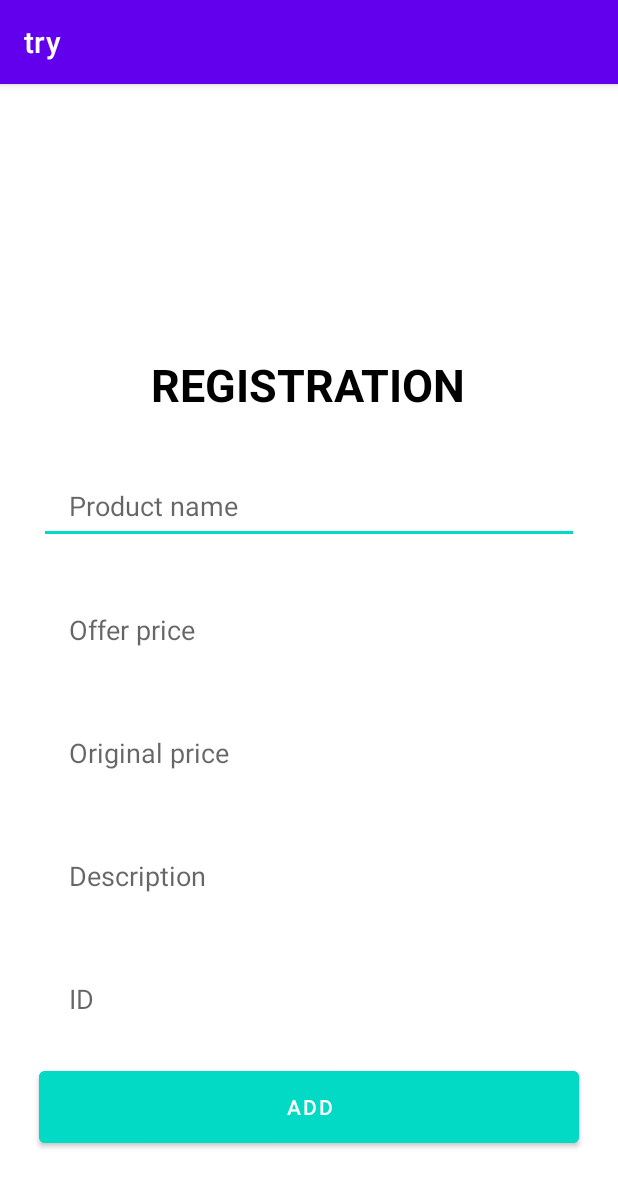
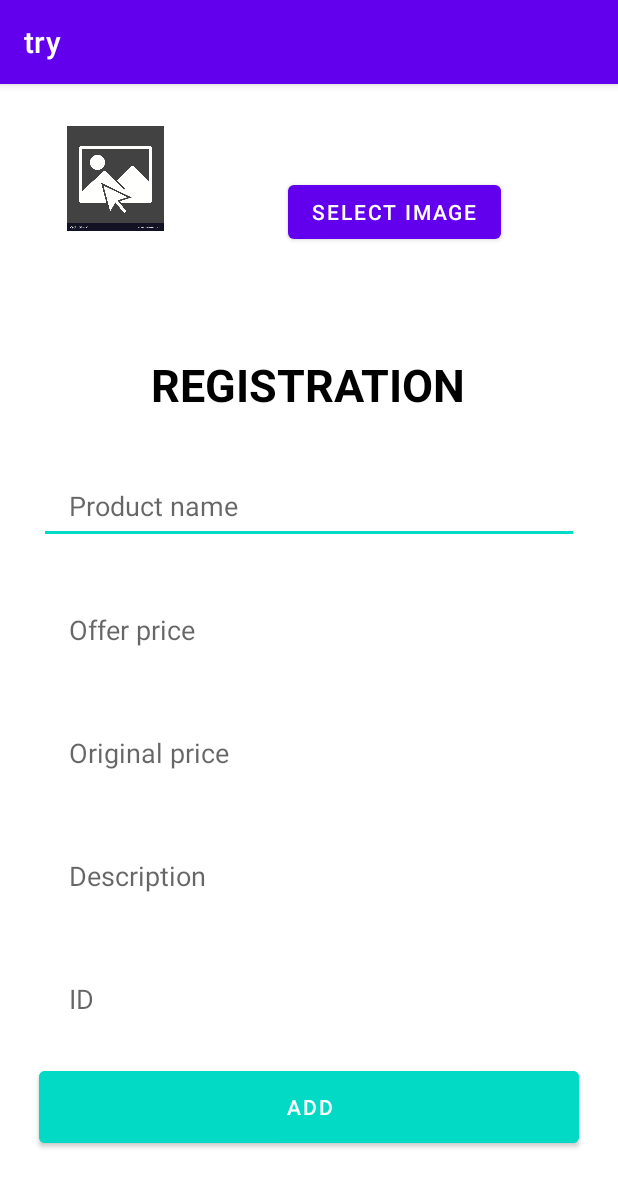
Before and after one commit to Ankit251/andr_project, an Android app: the Fetch screen opened directly, with no data from a screen before it, on a phone screen of 412 x 824 dp. Shown: the top 1187 px of the screen. Run offline under Robolectric (Android 15) with nearby library versions, the phone set to English and light mode, and no system bars; our stand-ins replace Firebase (no records; nobody signed in at launch, a user with empty details on screens opened directly).

Commit message:
image part  done

```diff
--- a/app/build.gradle
+++ b/app/build.gradle
@@ -37,15 +37,18 @@ dependencies {
     implementation 'com.google.android.material:material:1.4.0'
     implementation 'androidx.constraintlayout:constraintlayout:2.1.2'
     testImplementation 'junit:junit:4.+'
+
     androidTestImplementation 'androidx.test.ext:junit:1.1.3'
     androidTestImplementation 'androidx.test.espresso:espresso-core:3.4.0'
     implementation platform('com.google.firebase:firebase-bom:29.0.3')
     implementation 'com.google.firebase:firebase-database'
     implementation 'com.github.ibrahimsn98:SmoothBottomBar:1.7.8'
-
+    implementation 'com.squareup.picasso:picasso:2.71828'
     implementation 'me.dm7.barcodescanner:zxing:1.9.13'
     implementation 'com.karumi:dexter:6.2.2'
 
 
     implementation 'com.github.iammert:ReadableBottomBar:0.2'
+    implementation platform('com.google.firebase:firebase-bom:29.0.3')
+    implementation 'com.google.firebase:firebase-storage'
 }
--- a/app/src/main/java/com/example/atry/Fetch.java
+++ b/app/src/main/java/com/example/atry/Fetch.java
@@ -1,30 +1,42 @@
 package com.example.atry;
 
+import androidx.activity.result.ActivityResultCallback;
+import androidx.activity.result.ActivityResultLauncher;
+import androidx.activity.result.contract.ActivityResultContracts;
 import androidx.annotation.NonNull;
 import androidx.appcompat.app.AppCompatActivity;
 
+import android.net.Uri;
 import android.os.Bundle;
 import android.view.View;
 import android.widget.Button;
+import android.widget.ImageView;
 import android.widget.TextView;
 import android.widget.Toast;
 
 import com.example.atry.databinding.ActivityMainBinding;
 import com.google.android.gms.tasks.OnCompleteListener;
+import com.google.android.gms.tasks.OnSuccessListener;
 import com.google.android.gms.tasks.Task;
 import com.google.firebase.database.DataSnapshot;
 import com.google.firebase.database.DatabaseError;
 import com.google.firebase.database.DatabaseReference;
 import com.google.firebase.database.FirebaseDatabase;
 import com.google.firebase.database.ValueEventListener;
+import com.google.firebase.storage.FirebaseStorage;
+import com.google.firebase.storage.StorageReference;
+import com.google.firebase.storage.UploadTask;
 
 public class Fetch extends AppCompatActivity {
     ActivityMainBinding binding;
     TextView firstname, lastname, agee, username, pi;
-    String firstName,lastName,age,userName,pd;
+    String firstName,lastName,age,userName,pd,imagg;
     FirebaseDatabase db;
     DatabaseReference reference;
-    Button btn;
+    FirebaseStorage storage;
+    Button btn,btn2;
+    ImageView img;
+    ActivityResultLauncher<String> launcher;
     @Override
     protected void onCreate(Bundle savedInstanceState) {
         super.onCreate(savedInstanceState);
@@ -35,18 +47,60 @@ public class Fetch extends AppCompatActivity {
         agee = findViewById(R.id.age);
         username = findViewById(R.id.userName);
         pi = findViewById(R.id.pid);
+        img = findViewById(R.id.imageView3);
         btn = findViewById(R.id.registerBtn);
-
+        storage = FirebaseStorage.getInstance();
+        btn2 = findViewById(R.id.button3);
+        launcher=registerForActivityResult(new ActivityResultContracts.GetContent(),
+                new ActivityResultCallback<Uri>() {
+                    @Override
+                    public void onActivityResult(Uri result) {
+                        img.setImageURI(result);
+                        final StorageReference reference = storage.getReference().child("image");
+                        reference.putFile(result).addOnSuccessListener(new OnSuccessListener<UploadTask.TaskSnapshot>() {
+                            @Override
+                            public void onSuccess(UploadTask.TaskSnapshot taskSnapshot) {
+                                reference.getDownloadUrl().addOnSuccessListener(new OnSuccessListener<Uri>() {
+                                    @Override
+                                    public void onSuccess(Uri uri) {
+                                        imagg = uri.toString();
+                                    }
+                                });
+                            }
+                        });
+                    }
+                });
+//        launcher = registerForActivityResult(new ActivityResultContracts.GetContent(),
+//                new ActivityResultCallback<Uri>() {
+//                    @Override
+//                    public void onActivityResult(Uri result) {
+//                        img.setImageURI(result);
+//                        final StorageReference reference = storage.getReference().child("image");
+//                        reference.putFile(result).addOnSuccessListener(new OnSuccessListener<UploadTask.TaskSnapshot>() {
+//                            @Override
+//                            public void onSuccess(UploadTask.TaskSnapshot taskSnapshot) {
+//                                btn.setOnClickListener(new View.OnClickListener() {
+//                                    @Override
+//                                    public void onClick(View v) {
+//
+//                                    }
+//                                });
+//                            }
+//                        });
+//                    }
+//                });
         btn.setOnClickListener(new View.OnClickListener() {
             @Override
             public void onClick(View v) {
+
                 firstName = firstname.getText().toString();
                 lastName = lastname.getText().toString();
                 age = agee.getText().toString();
                 userName = username.getText().toString();
                 pd = pi.getText().toString();
+
                 if (!firstName.isEmpty() && !lastName.isEmpty() && !age.isEmpty() && !userName.isEmpty()){
-                    Items users = new Items(firstName,lastName,age,userName,pd);
+                    Items users = new Items(firstName,lastName,age,userName,pd,imagg);
 
                     db = FirebaseDatabase.getInstance();
                     reference = db.getReference("Items");
@@ -68,7 +122,12 @@ public class Fetch extends AppCompatActivity {
             }
         });
 
-
+        btn2.setOnClickListener(new View.OnClickListener() {
+            @Override
+            public void onClick(View v) {
+                launcher.launch("image/*");
+            }
+        });
 
 
     }
--- a/app/src/main/java/com/example/atry/MainActivity.java
+++ b/app/src/main/java/com/example/atry/MainActivity.java
@@ -13,6 +13,7 @@ import com.iammert.library.readablebottombar.ReadableBottomBar;
 public class MainActivity extends AppCompatActivity {
 
     ReadableBottomBar rvb;
+
 
     @Override
     protected void onCreate(Bundle savedInstanceState) {
--- a/app/src/main/java/com/example/atry/Users.java
+++ b/app/src/main/java/com/example/atry/Users.java
@@ -1,16 +1,17 @@
 package com.example.atry;
 
 public class Users {
-    String firstName, lastName, age, userName;
+    String firstName, lastName, age, userName,img;
 
     public Users() {
     }
 
-    public Users(String firstName, String lastName, String age, String userName) {
+    public Users(String firstName, String lastName, String age, String userName,String img) {
         this.firstName = firstName;
         this.lastName = lastName;
         this.age = age;
         this.userName = userName;
+        this.img = img;
     }
 
     public String getFirstName() {
--- a/app/src/main/res/layout/activity_fetch.xml
+++ b/app/src/main/res/layout/activity_fetch.xml
@@ -95,6 +95,36 @@
             app:layout_constraintEnd_toEndOf="parent"
             app:layout_constraintStart_toStartOf="parent"
             app:layout_constraintTop_toTopOf="parent" />
+
+        <ImageView
+            android:id="@+id/imageView3"
+            android:layout_width="70dp"
+            android:layout_height="70dp"
+            android:layout_marginStart="41dp"
+            android:layout_marginTop="28dp"
+            android:layout_marginEnd="300dp"
+            android:layout_marginBottom="82dp"
+            app:layout_constraintBottom_toTopOf="@+id/textView2"
+            app:layout_constraintEnd_toEndOf="parent"
+            app:layout_constraintHorizontal_bias="1.0"
+            app:layout_constraintStart_toStartOf="parent"
+            app:layout_constraintTop_toTopOf="parent"
+            app:layout_constraintVertical_bias="1.0"
+            app:srcCompat="@drawable/sel" />
+
+        <Button
+            android:id="@+id/button3"
+            android:layout_width="wrap_content"
+            android:layout_height="wrap_content"
+            android:layout_marginStart="104dp"
+            android:layout_marginTop="61dp"
+            android:layout_marginEnd="102dp"
+            android:layout_marginBottom="71dp"
+            android:text="Select Image"
+            app:layout_constraintBottom_toTopOf="@+id/textView2"
+            app:layout_constraintEnd_toEndOf="parent"
+            app:layout_constraintStart_toEndOf="@+id/imageView3"
+            app:layout_constraintTop_toTopOf="parent" />
     </androidx.constraintlayout.widget.ConstraintLayout>
 
 
```
Also changed, not shown: app/src/main/java/com/example/atry/Items.java (+12 -2 lines), app/src/main/java/com/example/atry/MainActivity3.java (+63 -2 lines), app/src/main/java/com/example/atry/result.java (+61 -2 lines), app/src/main/res/layout/activity_main3.xml (+26 -0 lines), app/src/main/res/layout/activity_result.xml (+38 -0 lines), app/src/main/res/drawable/sel.jpg (added).
